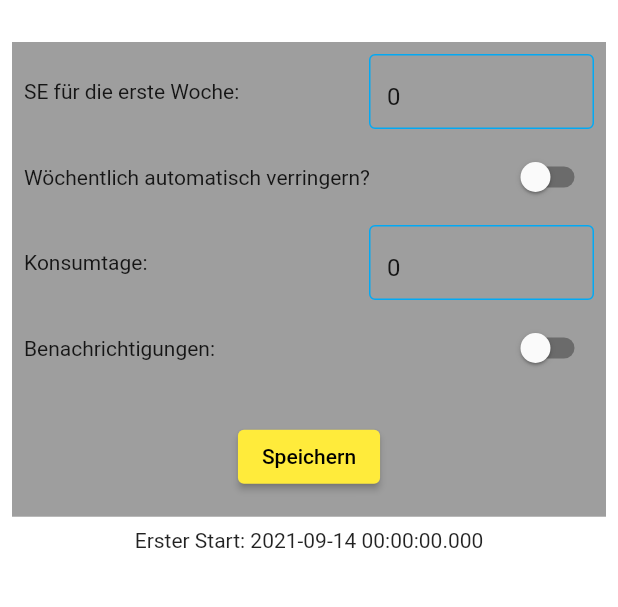
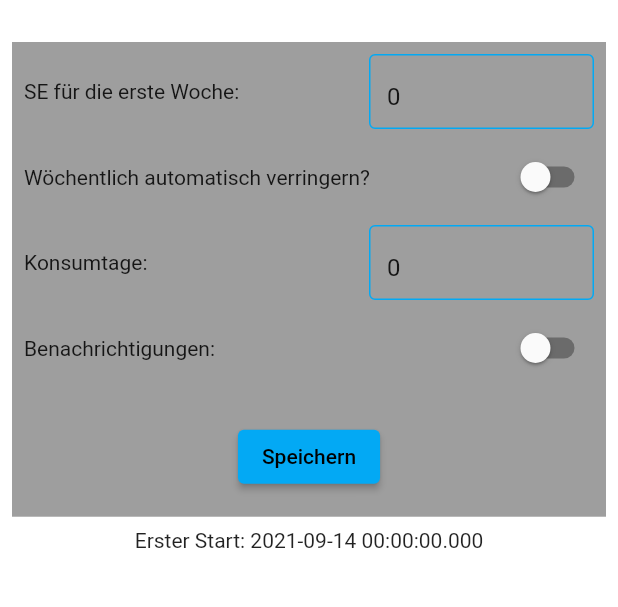
Before and after one commit to FlorianGross/aloha, a Flutter app: the screen it shows after launch, on a phone screen of 412 x 824 dp, the part 396-1003 px from its top. Run offline on Flutter 3.47's test engine with Material 2 defaults, Android fonts, the phone set to English and light mode, and no system bars; our stand-ins replace flutter_local_notifications, flutter_platform_widgets, hive, hive_flutter, image_picker, page_view_indicators and 2 more; missing offline and left inert: tflite_flutter, tflite_flutter_helper; accounts and stored records are empty.

Commit message:
Design Changes and upload version to IOS

```diff
--- a/lib/Pages/FirstStartPage.dart
+++ b/lib/Pages/FirstStartPage.dart
@@ -254,7 +254,7 @@ class _FirstStartPageState extends State<FirstStartPage> {
                     Padding(
                       padding: const EdgeInsets.all(8.0),
                       child: ElevatedButton(
-                        style: ElevatedButton.styleFrom(primary: Colors.yellow),
+                        style: ElevatedButton.styleFrom(primary: Theme.of(context).primaryColor),
                         onPressed: () {
                           try {
                             saveSettings();
--- a/lib/main.dart
+++ b/lib/main.dart
@@ -72,6 +72,7 @@ class ExecApp extends StatelessWidget {
             box.put("darkmode", false);
           }
           return MaterialApp(
+            debugShowCheckedModeBanner: false,
             home: home,
             themeMode: themeProvider.themeMode,
             theme: SetupSettings().getMaterialDayTheme(),
--- a/pubspec.yaml
+++ b/pubspec.yaml
@@ -1,5 +1,5 @@
 name: aloha
-description: Applikation für Brücke Ev.
+description: Applikation für Welle Ev.
 
 # The following line prevents the package from being accidentally published to
 # pub.dev using `pub publish`. This is preferred for private packages.
@@ -15,7 +15,7 @@ publish_to: 'none' # Remove this line if you wish to publish to pub.dev
 # In iOS, build-name is used as CFBundleShortVersionString while build-number used as CFBundleVersion.
 # Read more about iOS versioning at
 # https://developer.apple.com/library/archive/documentation/General/Reference/InfoPlistKeyReference/Articles/CoreFoundationKeys.html
-version: 2.0.1+3
+version: 2.0.0+4
 
 environment:
   sdk: '>=2.12.0 <3.0.0'
```
Also changed, not shown: assets/AlohA_Logo_Nontransparent.png, 5 other files.
